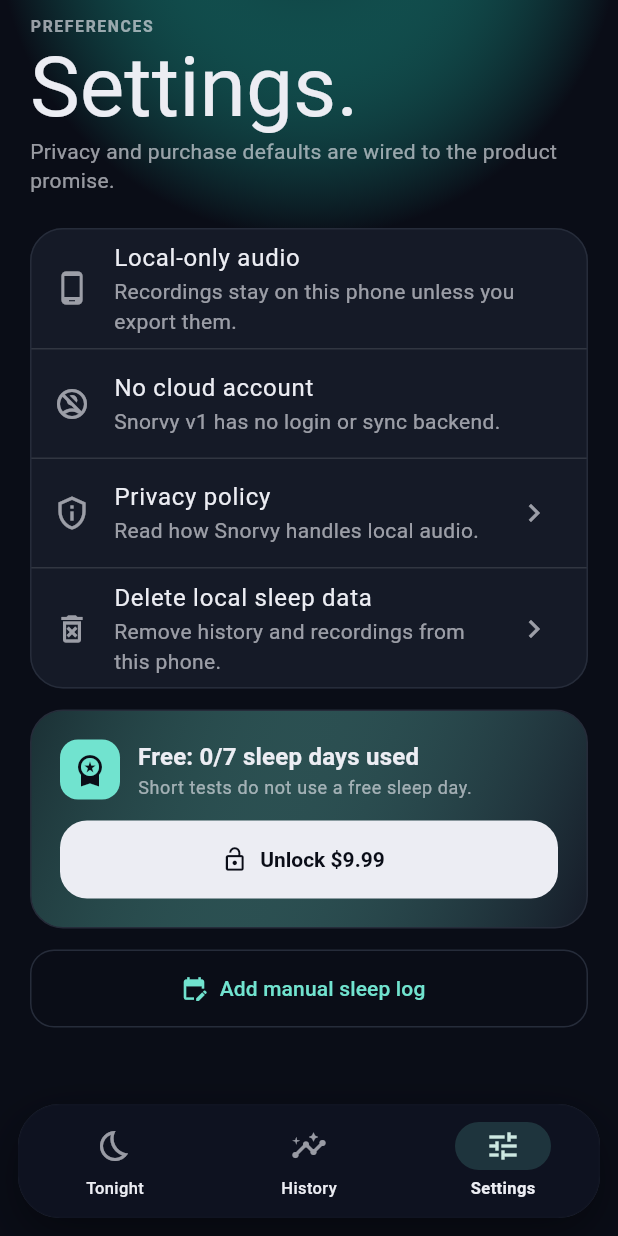
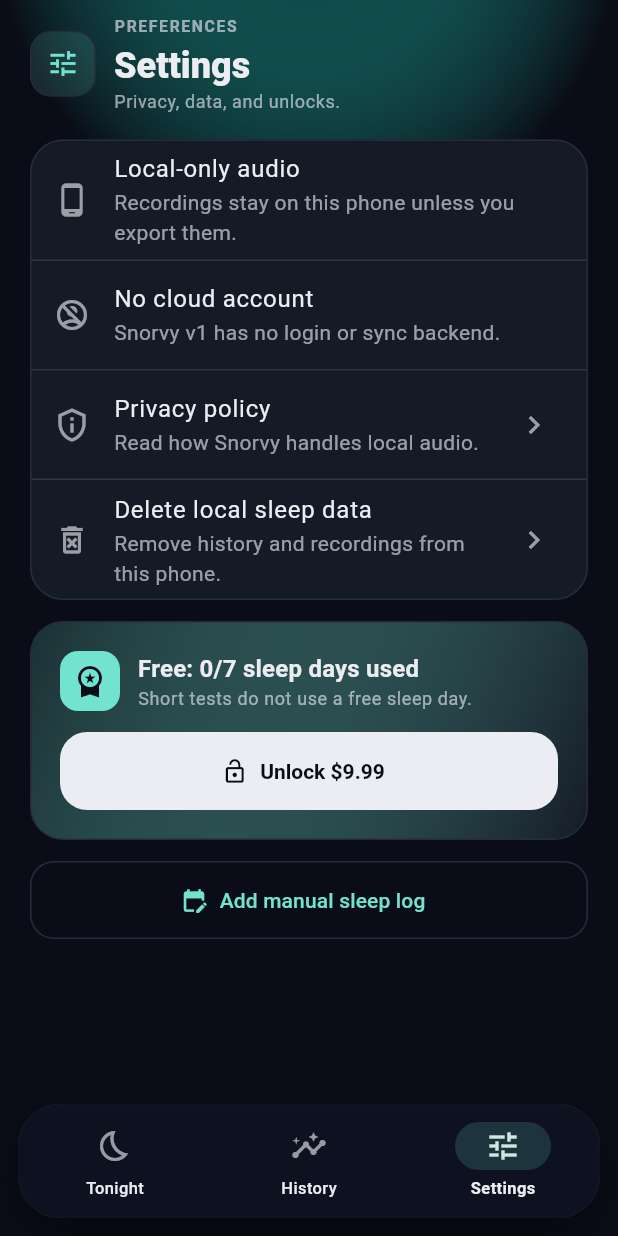
Before and after one commit to dgodolias/snorvy.app, a Flutter app: the screen it shows after launch, item 3 of the bottom bar chosen, on a phone screen of 412 x 824 dp. Run offline on Flutter 3.47's test engine with Material 3 defaults, Android fonts, the phone set to English and light mode, and no system bars; our stand-ins replace drift, drift_flutter, fl_chart, in_app_purchase, permission_handler, shared_preferences; missing offline and left inert: audio_session, flutter_background_service, flutter_sound; accounts and stored records are empty; generated files the repository leaves out were written again; Roboto replaces fonts that are missing (Georgia).

Commit message:
Tighten settings header

```diff
--- a/lib/src/features/settings/settings_screen.dart
+++ b/lib/src/features/settings/settings_screen.dart
@@ -25,18 +25,8 @@
     return ListView(
       padding: const EdgeInsets.fromLTRB(20, 10, 20, 126),
       children: [
-        Text('PREFERENCES', style: SnorvyTheme.labelStyle(context)),
-        const SizedBox(height: 6),
-        Text('Settings.', style: SnorvyTheme.displayStyle(context)),
-        const SizedBox(height: 8),
-        Text(
-          'Privacy and purchase defaults are wired to the product promise.',
-          style: Theme.of(context).textTheme.bodyMedium?.copyWith(
-            color: Theme.of(context).colorScheme.onSurfaceVariant,
-            height: 1.35,
-          ),
-        ),
-        const SizedBox(height: 22),
+        const _SettingsHeader(),
+        const SizedBox(height: 18),
         Card(
           child: Column(
             children: [
@@ -277,6 +267,62 @@
   }
 }
 
+class _SettingsHeader extends StatelessWidget {
+  const _SettingsHeader();
+
+  @override
+  Widget build(BuildContext context) {
+    final colorScheme = Theme.of(context).colorScheme;
+
+    return Row(
+      children: [
+        Container(
+          width: 44,
+          height: 44,
+          decoration: BoxDecoration(
+            color: SnorvyTheme.neuralMint.withValues(alpha: 0.14),
+            borderRadius: BorderRadius.circular(14),
+            border: Border.all(color: SnorvyTheme.midnightBorder),
+          ),
+          child: const Icon(
+            Icons.tune,
+            color: SnorvyTheme.neuralMint,
+            size: 22,
+          ),
+        ),
+        const SizedBox(width: 12),
+        Expanded(
+          child: Column(
+            crossAxisAlignment: CrossAxisAlignment.start,
+            children: [
+              Text('PREFERENCES', style: SnorvyTheme.labelStyle(context)),
+              const SizedBox(height: 3),
+              Text(
+                'Settings',
+                style: colorScheme.brightness == Brightness.dark
+                    ? Theme.of(context).textTheme.headlineSmall?.copyWith(
+                        color: colorScheme.onSurface,
+                        fontWeight: FontWeight.w800,
+                      )
+                    : Theme.of(context).textTheme.headlineSmall?.copyWith(
+                        fontWeight: FontWeight.w800,
+                      ),
+              ),
+              Text(
+                'Privacy, data, and unlocks.',
+                style: Theme.of(context).textTheme.bodySmall?.copyWith(
+                  color: colorScheme.onSurfaceVariant,
+                  height: 1.25,
+                ),
+              ),
+            ],
+          ),
+        ),
+      ],
+    );
+  }
+}
+
 const _privacyPolicyText = '''
 Effective date: 2026-05-07
 
```
